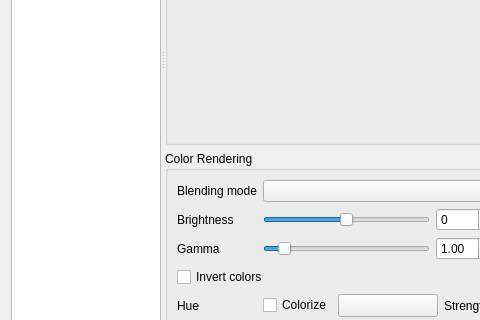
The window that src/ui/qgsrasterlayerpropertiesbase.ui (qgis/QGIS) describes before a commit, drawn with Qt 5; both pictures show x 0 to 480 and y 292 to 612 of the 815 by 730 pixel window.
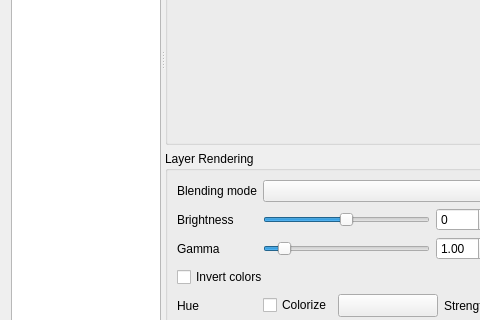
The same window after the commit. The open tabs and pages were chosen to show the change. Icons and pictures are not drawn. Custom widgets are drawn as their Qt base class.

Commit message: Align raster groupbox label with other providers

The edit to the form file:
```diff
--- a/src/ui/qgsrasterlayerpropertiesbase.ui
+++ b/src/ui/qgsrasterlayerpropertiesbase.ui
@@ -493,7 +493,7 @@
                <item>
                 <widget class="QgsCollapsibleGroupBox" name="mColorRenderingGrpBox">
                  <property name="title">
-                  <string>Color Rendering</string>
+                  <string>Layer Rendering</string>
                  </property>
                  <property name="collapsed" stdset="0">
                   <bool>false</bool>
```
